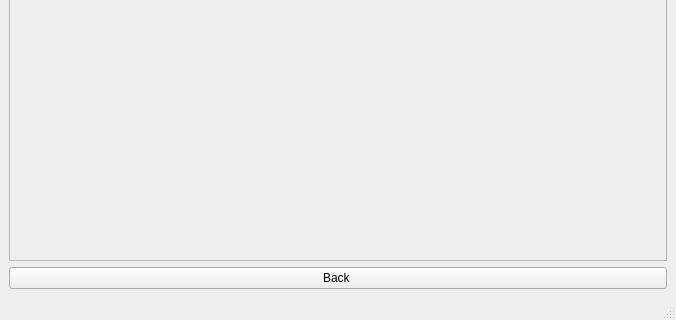
Before: the Qt Designer form Paxel/threadmenuwindow.ui in ClownKingWalrus/PAXEL, drawn with Qt 5; both pictures show x 0 to 676 and y 351 to 671 of the 676 by 671 pixel window.
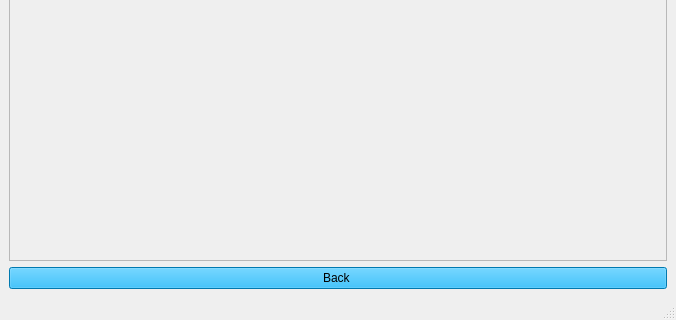
After: the same form once the commit is applied.

Diff of the .ui file:
```diff
--- a/Paxel/threadmenuwindow.ui
+++ b/Paxel/threadmenuwindow.ui
@@ -8,6 +8,8 @@
     <y>0</y>
     <width>676</width>
     <height>671</height>
+    <width>676</width>
+    <height>671</height>
    </rect>
   </property>
   <property name="windowTitle">
@@ -59,6 +61,16 @@
     </item>
     <item row="1" column="0">
      <widget class="QPushButton" name="BackHome">
+      <property name="styleSheet">
+       <string notr="true">QPushButton { color: rgb(0, 0, 0);
+font:  700 17pt &quot;MS Sans Serif&quot;;
+background-color: rgb(0, 170, 245);
+}
+
+QPushButton:Hover {
+background-color: rgb(10, 180, 255);
+}</string>
+      </property>
       <property name="text">
        <string>Back </string>
       </property>
```
Left out of the diff: 2 changed lines with no effect on the pictures.
